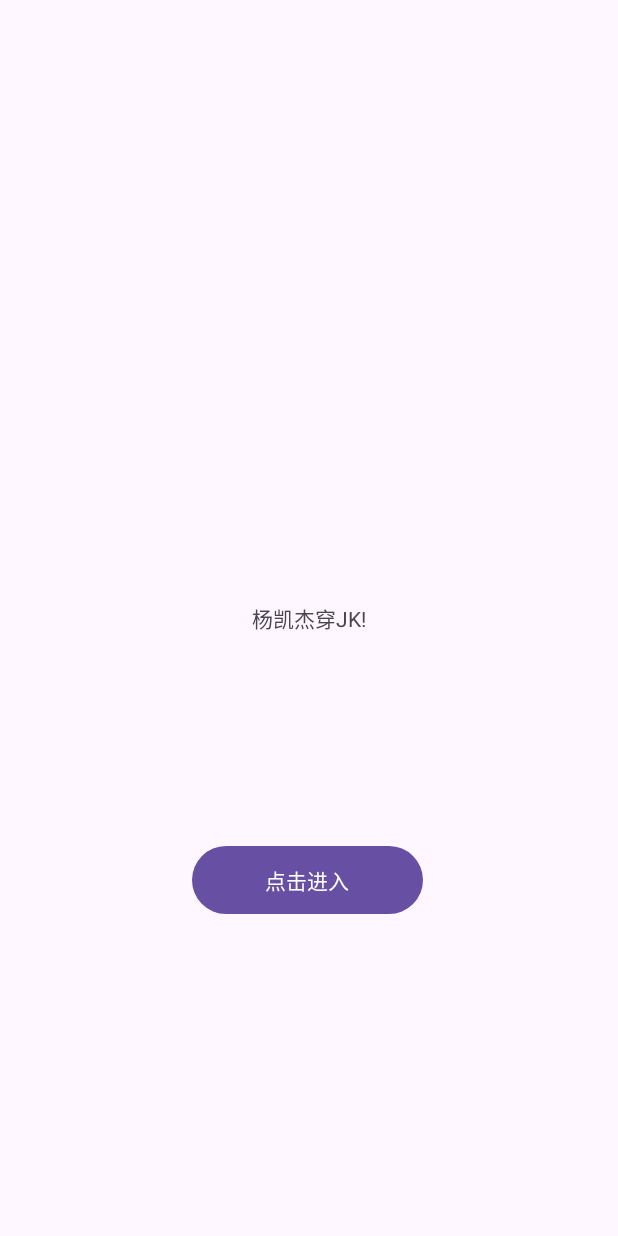
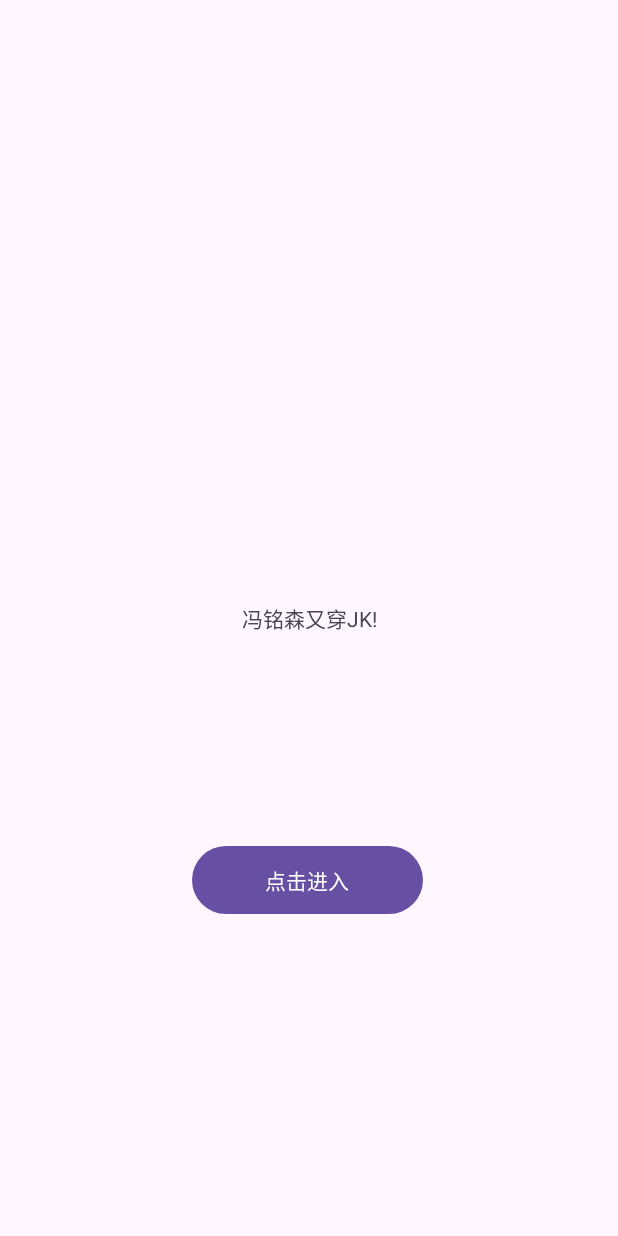
Before and after one commit to xsneser/TkForBISTU-lesson, an Android app: the screen it shows after launch (MainActivity), on a phone screen of 412 x 824 dp. Run offline under Robolectric (Android 15) with nearby library versions, the phone set to English and light mode, and no system bars.

```diff
--- a/app/src/main/res/layout/activity_main.xml
+++ b/app/src/main/res/layout/activity_main.xml
@@ -10,7 +10,7 @@
         android:id="@+id/textView"
         android:layout_width="wrap_content"
         android:layout_height="wrap_content"
-        android:text="杨凯杰穿JK!"
+        android:text="冯铭森又穿JK!"
         app:layout_constraintBottom_toBottomOf="parent"
         app:layout_constraintEnd_toEndOf="parent"
         app:layout_constraintStart_toStartOf="parent"
```
